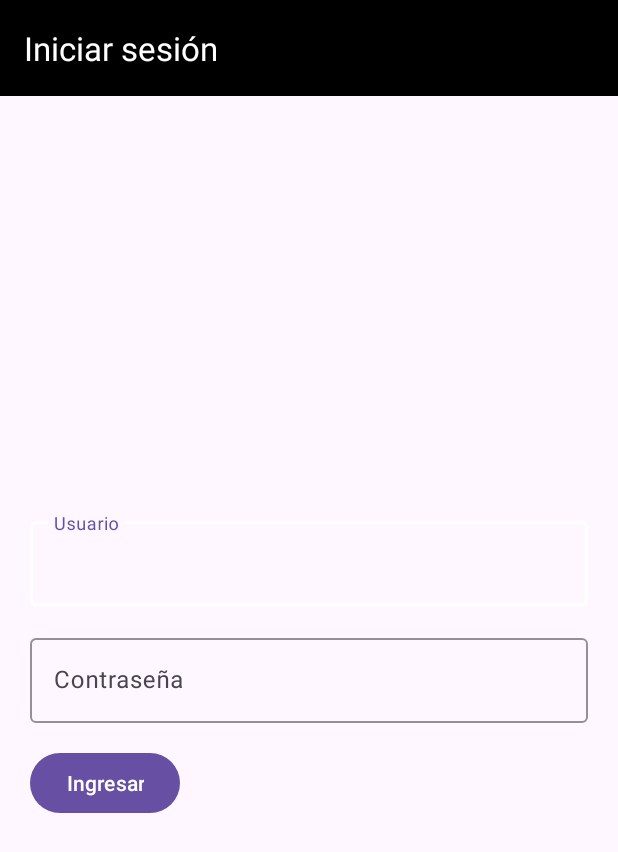
After one commit to NataliaOsejo/QTA, an Android app: the layout iniciar_sesion.xml on its own in the app's theme, with its tools: preview values and no code run, on a phone screen of 412 x 824 dp. The commit adds this screen. Shown: the top 852 px of the screen. Run offline under Robolectric (Android 15) with nearby library versions, the light colour scheme and no system bars.

Commit message:
Inicio sesión primer boceto

```diff
--- /dev/null
+++ b/app/src/main/java/com/example/qta2/IniciarSesion.kt
@@ -0,0 +1,4 @@
+package com.example.qta2
+
+class IniciarSesion {
+}
--- a/app/src/main/res/layout/activity_main.xml
+++ b/app/src/main/res/layout/activity_main.xml
@@ -17,13 +17,4 @@
         app:layout_constraintStart_toStartOf="parent"
         app:layout_constraintTop_toTopOf="parent" />
 
-    <TextView
-        android:layout_width="wrap_content"
-        android:layout_height="wrap_content"
-        android:text="Hello World!22"
-        app:layout_constraintBottom_toBottomOf="@+id/hola"
-        app:layout_constraintEnd_toEndOf="parent"
-        app:layout_constraintStart_toStartOf="parent"
-        app:layout_constraintTop_toTopOf="parent" />
-
 </androidx.constraintlayout.widget.ConstraintLayout>
--- /dev/null
+++ b/app/src/main/res/layout/iniciar_sesion.xml
@@ -0,0 +1,79 @@
+<?xml version="1.0" encoding="utf-8"?>
+<androidx.constraintlayout.widget.ConstraintLayout
+    xmlns:android="http://schemas.android.com/apk/res/android"
+    xmlns:app="http://schemas.android.com/apk/res-auto"
+    xmlns:tools="http://schemas.android.com/tools"
+    android:layout_width="match_parent"
+    android:layout_height="match_parent"
+    tools:context=".IniciarSesion">
+
+    <!-- Toolbar como encabezado -->
+    <androidx.appcompat.widget.Toolbar
+        android:id="@+id/toolbar"
+        android:layout_width="match_parent"
+        android:layout_height="?attr/actionBarSize"
+        android:background="@color/black"
+        app:title="@string/e_iniciar_sesion"
+        app:titleTextColor="@color/white"
+        tools:ignore="MissingConstraints" />
+
+    <LinearLayout
+        android:layout_width="match_parent"
+        android:layout_height="wrap_content"
+        android:orientation="vertical"
+        android:padding="20dp"
+        app:layout_constraintTop_toBottomOf="@id/toolbar"
+        app:layout_constraintBottom_toBottomOf="parent">
+
+        <!-- Primer campo: Usuario -->
+        <com.google.android.material.textfield.TextInputLayout
+            android:id="@+id/user"
+            android:layout_width="match_parent"
+            android:layout_height="wrap_content"
+            android:hint="@string/usuario"
+            app:layout_constraintTop_toTopOf="parent"
+            app:layout_constraintStart_toStartOf="parent"
+            app:layout_constraintEnd_toEndOf="parent"
+            app:boxStrokeColor="@color/white">
+
+            <com.google.android.material.textfield.TextInputEditText
+                android:id="@+id/user_text"
+                android:layout_width="match_parent"
+                android:layout_height="wrap_content"
+                android:inputType="text"/>
+
+        </com.google.android.material.textfield.TextInputLayout>
+
+        <!-- Segundo campo: Contraseña -->
+        <com.google.android.material.textfield.TextInputLayout
+            android:id="@+id/password"
+            android:layout_width="match_parent"
+            android:layout_height="wrap_content"
+            android:hint="Contraseña"
+            app:layout_constraintTop_toBottomOf="@id/user"
+            app:layout_constraintStart_toStartOf="parent"
+            app:layout_constraintEnd_toEndOf="parent"
+            android:layout_marginTop="16dp"
+            app:boxStrokeColor="@color/white">
+
+            <com.google.android.material.textfield.TextInputEditText
+                android:id="@+id/password_text"
+                android:layout_width="match_parent"
+                android:layout_height="wrap_content"
+                android:inputType="textPassword"/>
+
+        </com.google.android.material.textfield.TextInputLayout>
+
+        <Button
+            android:id="@+id/entryButton"
+            android:layout_width="wrap_content"
+            android:layout_height="wrap_content"
+            android:text="@string/ingresar"
+            app:layout_constraintTop_toBottomOf="@id/password"
+            app:layout_constraintStart_toStartOf="parent"
+            app:layout_constraintEnd_toEndOf="parent"
+            android:layout_marginTop="16dp" />
+
+    </LinearLayout>
+
+</androidx.constraintlayout.widget.ConstraintLayout>
--- a/app/src/main/res/values/strings.xml
+++ b/app/src/main/res/values/strings.xml
@@ -1,3 +1,6 @@
 <resources>
     <string name="app_name">QTA2</string>
+    <string name="e_iniciar_sesion">Iniciar sesión</string>
+    <string name="usuario">Usuario</string>
+    <string name="ingresar">Ingresar</string>
 </resources>
```
